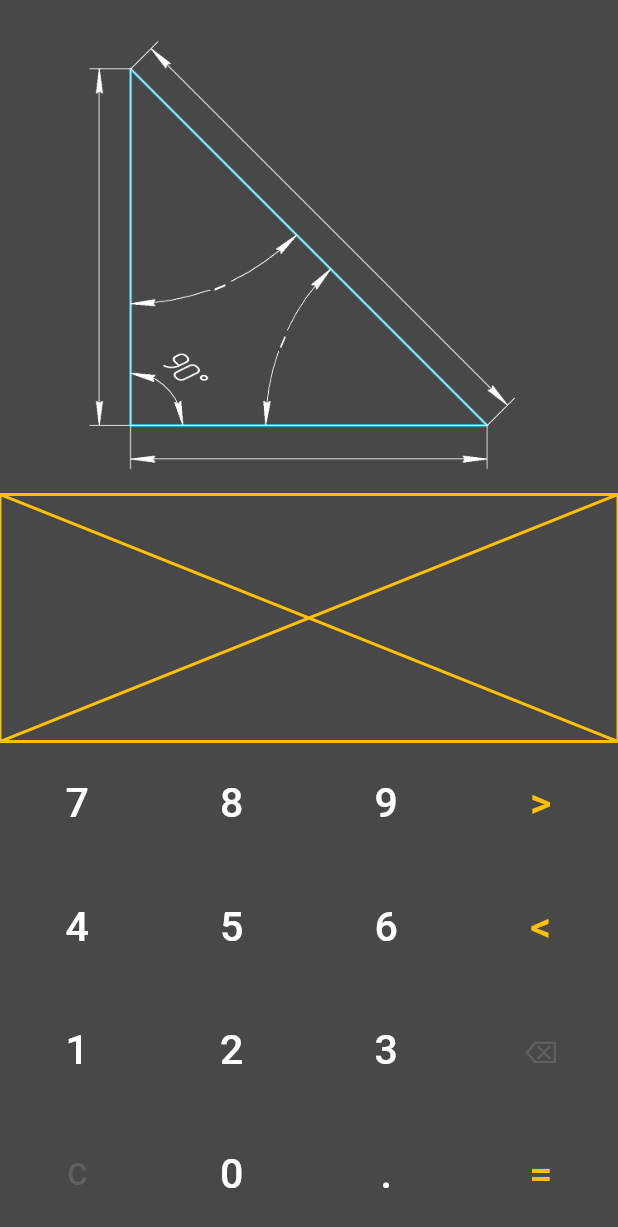
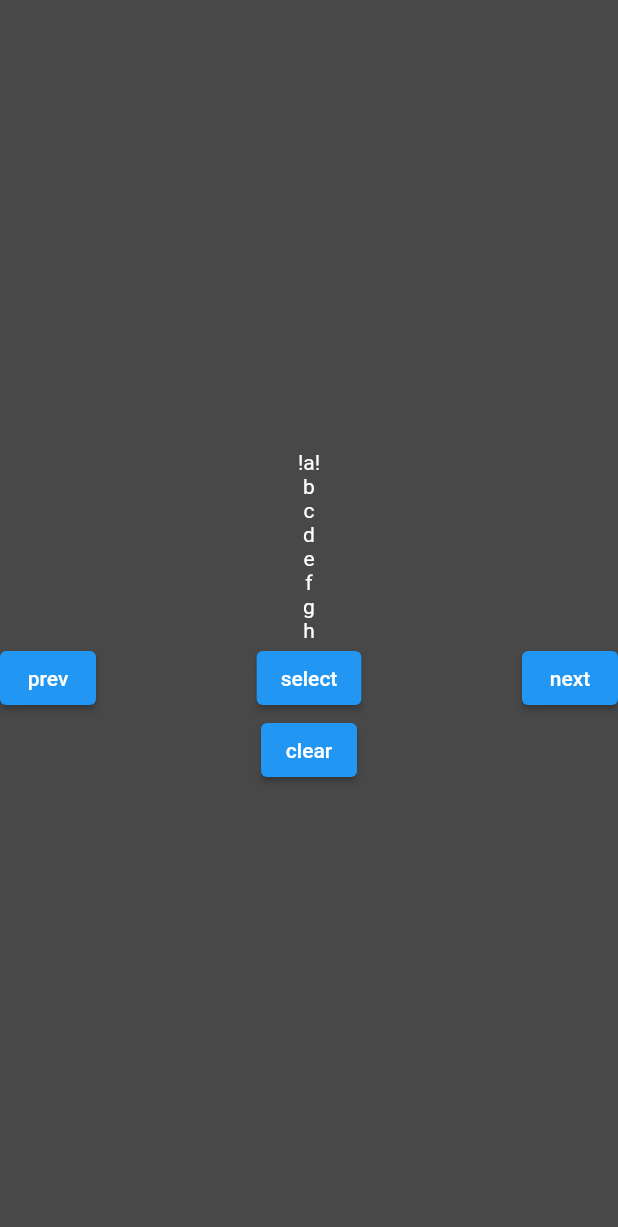
Before and after one commit to a-dev-mobile/calc_triangle, a Flutter app: the screen it shows after launch, on a phone screen of 412 x 824 dp. Shown: the top 1227 px of the screen. Run offline on Flutter 3.47's test engine with Material 2 defaults, Android fonts, the phone set to English and light mode, and no system bars; our stand-ins replace flutter_screenutil, get; missing offline and left inert: flutter_inappwebview.

Commit message:
added a test widget to switch between

```diff
--- a/lib/main.dart
+++ b/lib/main.dart
@@ -6,6 +6,7 @@ import 'package:calc_triangle/const.dart';
 import 'package:calc_triangle/controllers/r_triangle_controller.dart';
 
 import 'package:calc_triangle/pages/r_triangle_page.dart';
+import 'package:calc_triangle/pages/test_page.dart';
 
 import 'package:flutter/material.dart';
 import 'package:flutter/services.dart';
@@ -37,7 +38,8 @@ class MyApp extends StatelessWidget {
         designSize: Size(1080, 2400),
         builder: () {
           return GetMaterialApp(
-            home: RighTriangelePage(),
+            // home: RighTriangelePage(),
+            home: ChangeListPage(),
             theme: ThemeData(
               brightness: Brightness.light,
 
--- a/lib/pages/r_triangle_page.dart
+++ b/lib/pages/r_triangle_page.dart
@@ -56,43 +56,48 @@ class RighTriangelePage extends StatelessWidget {
                 ),
                 TextInImage(
                   minSize: minSize,
-                  text: '123.123',
+                  text: '0',
                   angle: -67.66,
                   fontSize: 40.sp,
                   posX: -5.396,
                   posY: 19.117,
+                  rightTriangelInput: RightTriangel.aAngle,
                 ),
                 TextInImage(
                   minSize: minSize,
-                  text: '222.222',
+                  text: '0',
                   angle: -22.96,
                   fontSize: 40.sp,
                   posX: -18.073,
                   posY: 7.915,
+                  rightTriangelInput: RightTriangel.bAngle,
                 ),
                 TextInImage(
                   minSize: minSize,
-                  text: '233.333',
+                  text: '0',
                   angle: 45,
                   fontSize: 60.sp,
                   posX: 4.166,
                   posY: -4.166,
+                  rightTriangelInput: RightTriangel.cHypotenuse,
                 ),
                 TextInImage(
                   minSize: minSize,
-                  text: '4444.4444',
+                  text: '0',
                   angle: 0,
                   fontSize: 60.sp,
                   posX: 0,
                   posY: 43.345,
+                  rightTriangelInput: RightTriangel.aCathet,
                   isActive: true,
                 ),
                 TextInImage(
                   minSize: minSize,
-                  text: '111.111',
+                  text: '0',
                   angle: -90,
                   fontSize: 60.sp,
                   posX: -42.845,
+                  rightTriangelInput: RightTriangel.bCathet,
                   posY: 0,
                 ),
               ],
@@ -209,6 +214,8 @@ class CalculatorKey extends StatelessWidget {
       child: TextButton(
         onPressed: () {
           print(symbol.value);
+
+          print(symbol.isFunction);
           RtriangleController.to.addKey(symbol);
         },
         child: Text(symbol.value, style: textStyle),
--- /dev/null
+++ b/lib/pages/test_page.dart
@@ -0,0 +1,153 @@
+// ignore_for_file: prefer_const_constructors, avoid_print
+
+import 'package:flutter/material.dart';
+
+const int startIndex = 0;
+int selectedIndex = startIndex;
+const int maxSelected = 3;
+
+List<int> selectedIndexList = [];
+
+final List<String> base = ['a', 'b', 'c', 'd', 'e', 'f', 'g', 'h'];
+List<String> updateBase = List.from(base);
+List<String> viewBase = List.from(base);
+
+class ChangeListPage extends StatefulWidget {
+  const ChangeListPage({Key? key}) : super(key: key);
+
+  @override
+  _ChangeListPageState createState() => _ChangeListPageState();
+}
+
+class _ChangeListPageState extends State<ChangeListPage> {
+  void prev() {
+    setState(() {
+      selectedIndex--;
+
+      if (selectedIndex < 0) selectedIndex = base.length - 1;
+
+      replaceInList();
+    });
+  }
+
+  void select() {
+    setState(() {
+      if (selectedIndexList.length > maxSelected - 1) {
+        selectedIndexList.removeAt(0);
+        updateBase = List.from(base);
+        viewBase = List.from(base);
+
+        for (var item in selectedIndexList) {
+          updateBase.replaceRange(item, item + 1, ['=' + viewBase[item] + '=']);
+        }
+      }
+
+      selectedIndexList.add(selectedIndex);
+
+      viewBase = List.from(updateBase);
+
+      viewBase.replaceRange(selectedIndex, selectedIndex + 1,
+          ['=' + viewBase[selectedIndex] + '=']);
+
+      updateBase = List.from(viewBase);
+    });
+    print('==============');
+  }
+
+  void next() {
+    setState(() {
+      selectedIndex++;
+      if (selectedIndex > base.length - 1) selectedIndex = 0;
+
+      replaceInList();
+      // var index = baseIndex.indexOf(select);
+      // baseIndex.replaceRange(index, index + 1, ['g']);
+    });
+  }
+
+  void clear() {
+    setState(() {
+      updateBase = List.from(base);
+      viewBase = List.from(base);
+      selectedIndexList.clear();
+      selectedIndex = startIndex;
+
+      selectedIndexList.clear;
+
+      replaceInList();
+    });
+  }
+
+  void replaceInList() {
+    viewBase = List.from(updateBase);
+    viewBase.replaceRange(selectedIndex, selectedIndex + 1,
+        ['!' + viewBase[selectedIndex] + '!']);
+  }
+
+  @override
+  void initState() {
+    replaceInList();
+
+    super.initState();
+  }
+
+  @override
+  Widget build(BuildContext context) {
+    final List<Widget> listWidget =
+        viewBase.map((e) => Text(e.toString())).toList();
+    print('build');
+
+    print('updateBase ${updateBase.toString()}');
+    print('viewBase ${viewBase.toString()}');
+
+    return Scaffold(
+        body: Center(
+      child: SafeArea(
+        child: Column(
+            crossAxisAlignment: CrossAxisAlignment.center,
+            mainAxisAlignment: MainAxisAlignment.center,
+            children: [
+              Column(
+                children: listWidget,
+              ),
+              Row(
+                children: [
+                  ElevatedButton(
+                      onPressed: () {
+                        prev();
+                      },
+                      child: Text('prev')),
+                  Spacer(),
+                  ElevatedButton(
+                      onPressed: () {
+                        print('1selIndexsList ${selectedIndexList.toString()}');
+                        print(
+                            '1selIndexsList.length ${selectedIndexList.length}');
+                        print('1selectedIndex $selectedIndex');
+
+                        select();
+
+                        print('2selIndexsList ${selectedIndexList.toString()}');
+                        print(
+                            '2selIndexsList.length ${selectedIndexList.length}');
+                        print('2selectedIndex $selectedIndex');
+                      },
+                      child: Text('select')),
+                  Spacer(),
+                  ElevatedButton(
+                      onPressed: () {
+                        next();
+                      },
+                      child: Text('next')),
+                ],
+              ),
+              ElevatedButton(
+                  onPressed: () {
+                    clear();
+                  },
+                  child: Text('clear')),
+            ]),
+      ),
+    ));
+  }
+}
```
Also changed, not shown: lib/const.dart (+10 -4 lines), lib/controllers/r_triangle_controller.dart (+10 -1 lines), lib/widget/text_in_image.dart (+11 -4 lines).
